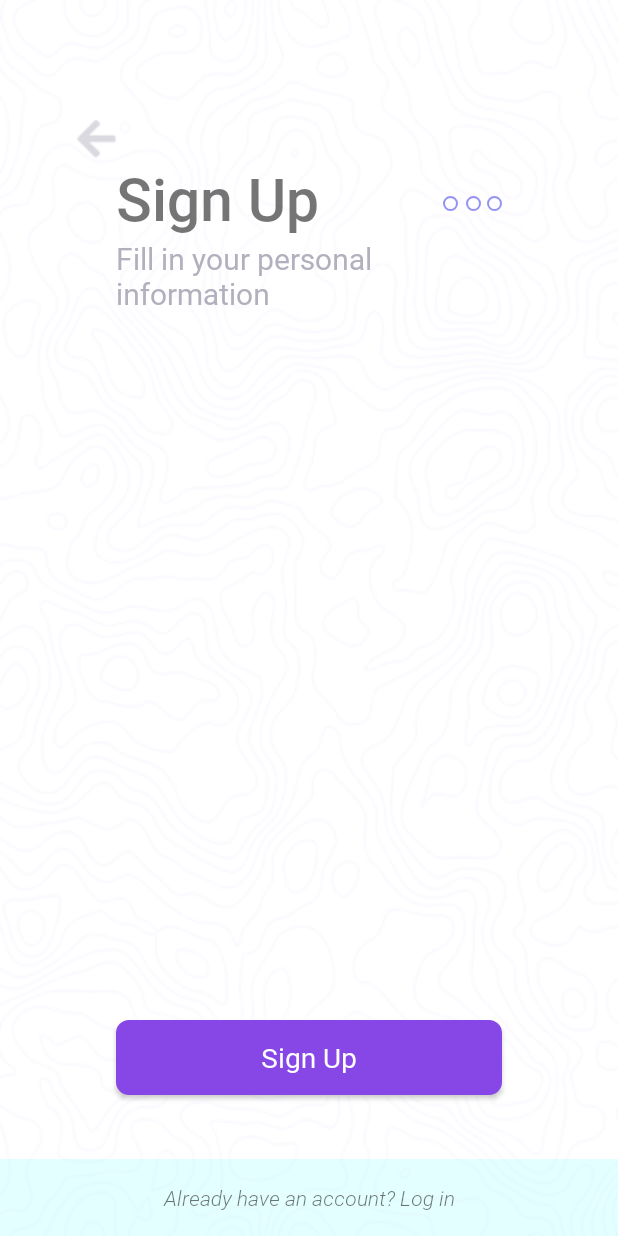
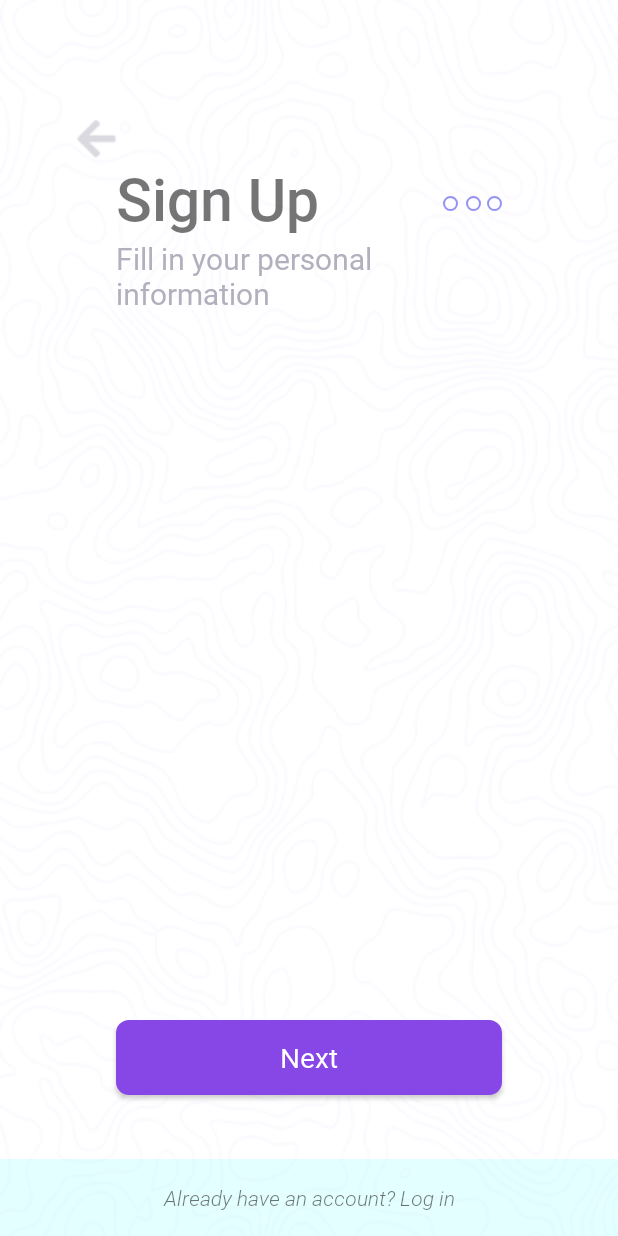
Before and after one commit to VitalyKuznetsov97/PointMobileApp_Android, an Android app: the SignUpActivity screen opened directly, with no data from a screen before it, on a phone screen of 412 x 824 dp. Run offline under Robolectric (Android 15) with nearby library versions, the phone set to English and light mode, and no system bars.

Commit message:
changing the logics for sign up proccess

```diff
--- a/app/src/main/java/com/vitaly_kuznetsov/point/SignUpActivity.java
+++ b/app/src/main/java/com/vitaly_kuznetsov/point/SignUpActivity.java
@@ -1,14 +1,17 @@
 package com.vitaly_kuznetsov.point;
 
 import android.content.Intent;
+import android.support.v4.app.FragmentManager;
+import android.support.v4.app.FragmentTransaction;
 import android.support.v7.app.AppCompatActivity;
 import android.os.Bundle;
 import android.view.View;
 import android.widget.Button;
 import android.widget.ImageButton;
 import android.widget.ImageView;
+import android.widget.TextView;
 
-public class SignUpActivity extends AppCompatActivity {
+public class SignUpActivity extends AppCompatActivity implements SignUpOneFragment.OnFragmentInteractionListener{
 
     private static int count = 0;
 
@@ -43,13 +46,28 @@ public class SignUpActivity extends AppCompatActivity {
                 }
                 else if (count == 2){
                     indicatorTwo.setActivated(!indicatorTwo.isActivated());
-                }
-                else if (count == 3){
-                    count = 0;
+                    count = -1;
                 }
                 count++;
             }
         });
 
+        TextView logInTextView = findViewById(R.id.already_have_text_view);
+        logInTextView.setOnClickListener(new View.OnClickListener() {
+            @Override
+            public void onClick(View view) {
+                onFragmentInteraction();
+            }
+        });
+    }
+
+    @Override
+    public void onFragmentInteraction() {
+        FragmentManager fragmentManager = getSupportFragmentManager();
+        FragmentTransaction fragmentTransaction = fragmentManager.beginTransaction();
+
+        SignUpOneFragment fragment = SignUpOneFragment.newInstance("hallow", "zabl");
+        fragmentTransaction.add(R.id.constraint_layout_2, fragment);
+        fragmentTransaction.commit();
     }
 }
--- a/app/src/main/res/layout/activity_sign_up.xml
+++ b/app/src/main/res/layout/activity_sign_up.xml
@@ -3,6 +3,8 @@
     xmlns:android="http://schemas.android.com/apk/res/android"
     xmlns:app="http://schemas.android.com/apk/res-auto"
     xmlns:tools="http://schemas.android.com/tools"
+
+    android:id="@+id/constraint_layout_main"
 
     android:layout_width="match_parent"
     android:layout_height="match_parent"
@@ -190,13 +192,26 @@
 
     </android.support.constraint.ConstraintLayout>
 
+    <android.support.constraint.ConstraintLayout
+        android:layout_width="0dp"
+        android:layout_height="0dp"
+
+        android:id="@+id/constraint_layout_2"
+
+        app:layout_constraintLeft_toLeftOf="@id/guideline_0"
+        app:layout_constraintRight_toRightOf="@id/guideline_1"
+        app:layout_constraintTop_toBottomOf="@id/guideline_horizontal_3"
+        app:layout_constraintBottom_toTopOf="@id/sign_up_button_1">
+
+    </android.support.constraint.ConstraintLayout>
+
     <Button
         android:layout_width="0dp"
         android:layout_height="50dp"
 
         android:id="@+id/sign_up_button_1"
         android:fontFamily="@font/roboto_regular"
-        android:text="@string/sign_up"
+        android:text="@string/next_text_view"
         android:textAppearance="@style/TextAppearance.AppCompat"
         android:background="@drawable/sign_up_button"
         android:textColor="@color/colorWhite"
--- a/app/src/main/res/values/strings.xml
+++ b/app/src/main/res/values/strings.xml
@@ -16,4 +16,5 @@
     <string name="date_of_birth_text">Date of birth</string>
     <string name="hint_calendar_value">01.01.1920</string>
     <string name="calendar_carete_description">calendar_carete</string>
+    <string name="next_text_view">Next</string>
 </resources>
--- a/build.gradle
+++ b/build.gradle
@@ -6,7 +6,7 @@ buildscript {
         google()
     }
     dependencies {
-        classpath 'com.android.tools.build:gradle:3.1.3'
+        classpath 'com.android.tools.build:gradle:3.1.4'
 
         // NOTE: Do not place your application dependencies here; they belong
         // in the individual module build.gradle files
```
Also changed, not shown: app/src/main/java/com/vitaly_kuznetsov/point/SignUpOneFragment.java (+7 -15 lines), app/src/main/res/layout/fragment_sign_up_one.xml (+12 -12 lines).
